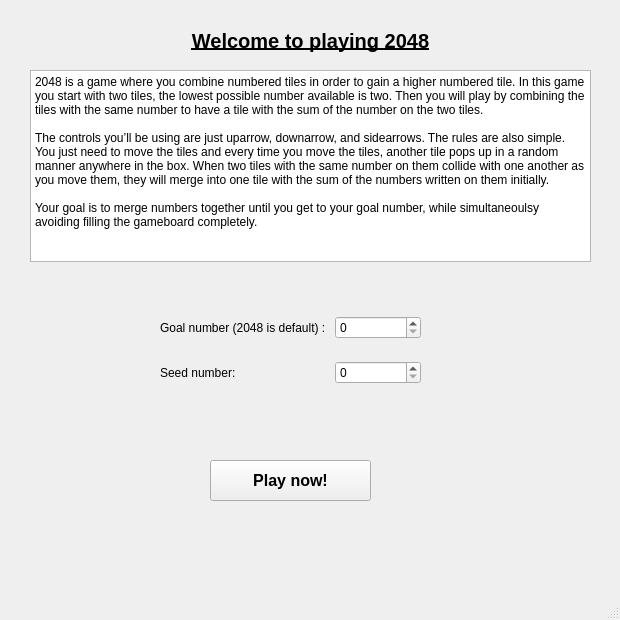
Qt form student/12/numbers_gui/mainwindow.ui (Veeti-Lukin/programming2-course) before a commit.
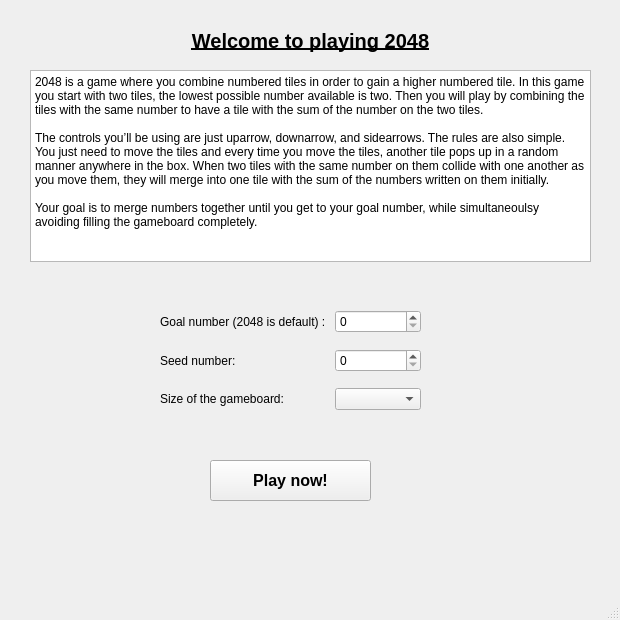
The same form after that commit. The open tabs and pages were chosen to show the change.

Commit message: TASK 12.6 ADD FEATURE: ability to change gameboards size

Diff of the .ui file:
```diff
--- a/student/12/numbers_gui/mainwindow.ui
+++ b/student/12/numbers_gui/mainwindow.ui
@@ -77,7 +77,7 @@
         <x>160</x>
         <y>300</y>
         <width>261</width>
-        <height>101</height>
+        <height>121</height>
        </rect>
       </property>
       <layout class="QGridLayout" name="gridLayout">
@@ -101,6 +101,16 @@
          </property>
         </widget>
        </item>
+       <item row="2" column="1">
+        <widget class="QComboBox" name="gameboardSizeComboBox"/>
+       </item>
+       <item row="2" column="0">
+        <widget class="QLabel" name="GameboardSizeLabel">
+         <property name="text">
+          <string>Size of the gameboard:</string>
+         </property>
+        </widget>
+       </item>
       </layout>
      </widget>
      <widget class="QPushButton" name="playButton">
```
Left out of the diff: 6 changed lines with no effect on the pictures. The commit also changes 6 other files.
